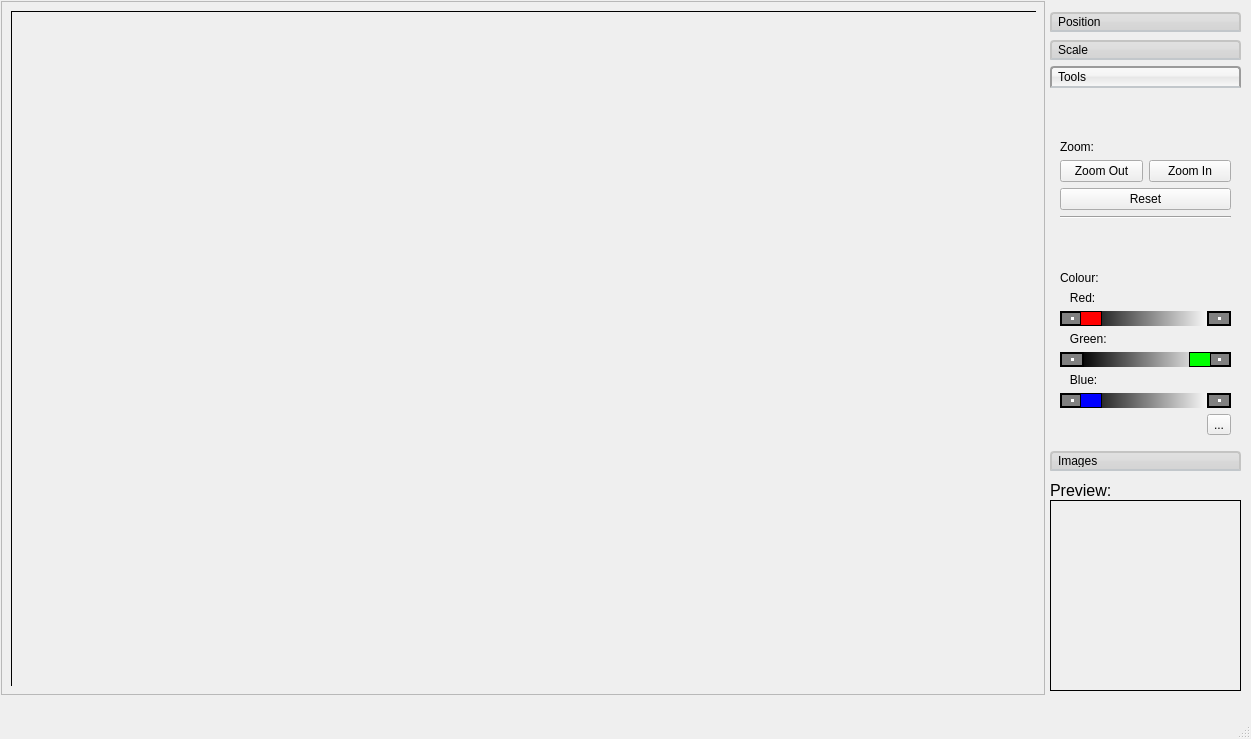
This is RTIe/RTIe_builder/marble_Detection.ui in Super-SaiyanSandwich/ECMM427 as Qt 5 draws it before an edit. The edited form follows.
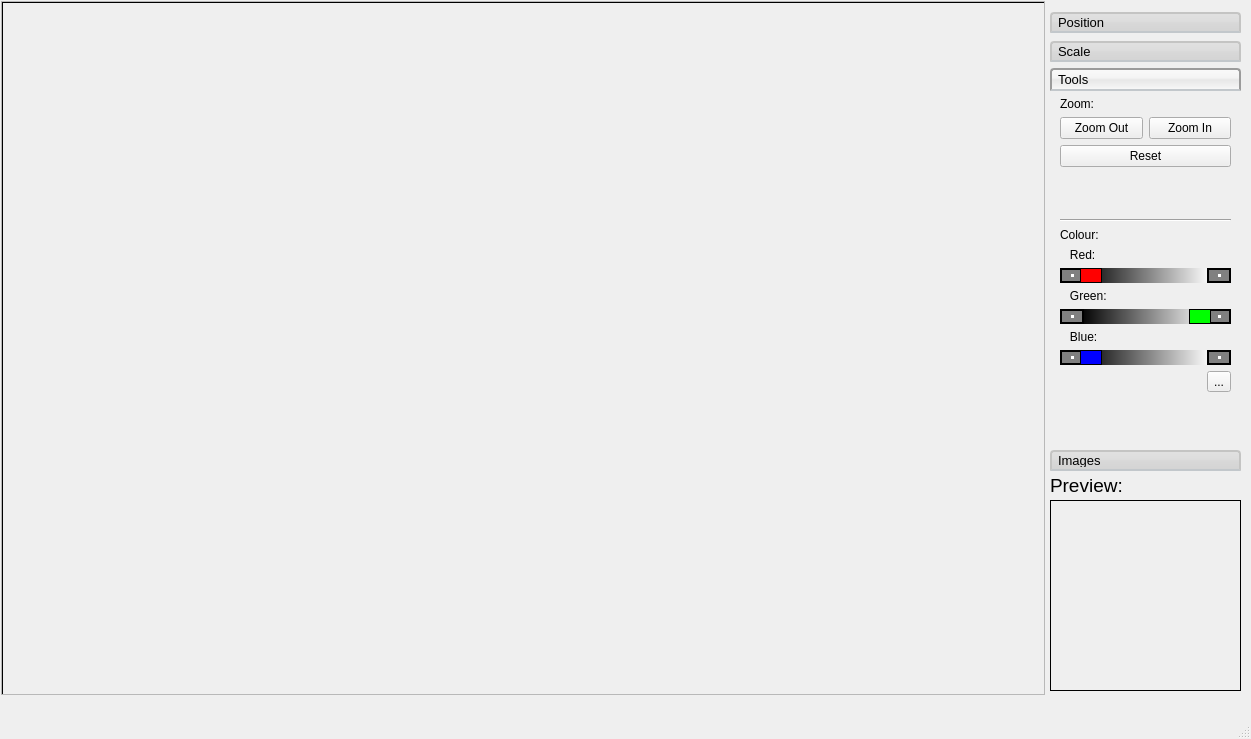
This is the edited form. The open tabs and pages were chosen to show the change.

Patch:
```diff
--- a/RTIe/RTIe_builder/marble_Detection.ui
+++ b/RTIe/RTIe_builder/marble_Detection.ui
@@ -13,6 +13,11 @@
   <property name="windowTitle">
    <string>Marble Detection</string>
   </property>
+  <property name="styleSheet">
+   <string notr="true">color: rgb(0, 0, 0);
+font: 75 10pt &quot;MS Shell Dlg 2&quot;;
+</string>
+  </property>
   <widget class="QWidget" name="centralwidget">
    <widget class="QWidget" name="verticalLayoutWidget">
     <property name="geometry">
@@ -26,6 +31,15 @@
     <layout class="QVBoxLayout" name="verticalLayout">
      <item>
       <widget class="QToolBox" name="toolBox">
+       <property name="font">
+        <font>
+         <family>MS Shell Dlg 2</family>
+         <pointsize>10</pointsize>
+         <weight>9</weight>
+         <italic>false</italic>
+         <bold>false</bold>
+        </font>
+       </property>
        <property name="styleSheet">
         <string notr="true">QToolBox::tab {
 background: qlineargradient(x1: 0, y1: 0, x2: 0, y2: 1, stop: 0 #E1E1E1, stop: 0.4 #DDDDDD, stop: 0.5 #D8D8D8, stop: 1.0 #D3D3D3);
@@ -252,7 +266,7 @@
           <x>0</x>
           <y>0</y>
           <width>189</width>
-          <height>347</height>
+          <height>339</height>
          </rect>
         </property>
         <attribute name="label">
@@ -300,6 +314,19 @@
             </property>
            </widget>
           </item>
+          <item>
+           <spacer name="verticalSpacer_4">
+            <property name="orientation">
+             <enum>Qt::Vertical</enum>
+            </property>
+            <property name="sizeHint" stdset="0">
+             <size>
+              <width>20</width>
+              <height>40</height>
+             </size>
+            </property>
+           </spacer>
+          </item>
           <item>
            <widget class="Line" name="seperator">
             <property name="orientation">
@@ -505,6 +532,19 @@
             </item>
            </layout>
           </item>
+          <item>
+           <spacer name="verticalSpacer_5">
+            <property name="orientation">
+             <enum>Qt::Vertical</enum>
+            </property>
+            <property name="sizeHint" stdset="0">
+             <size>
+              <width>20</width>
+              <height>40</height>
+             </size>
+            </property>
+           </spacer>
+          </item>
          </layout>
         </widget>
        </widget>
@@ -589,16 +629,24 @@
     <property name="geometry">
      <rect>
       <x>1050</x>
-      <y>480</y>
-      <width>61</width>
+      <y>475</y>
+      <width>81</width>
       <height>20</height>
      </rect>
     </property>
     <property name="font">
      <font>
-      <pointsize>12</pointsize>
+      <family>MS Shell Dlg 2</family>
+      <pointsize>14</pointsize>
+      <weight>9</weight>
+      <italic>false</italic>
+      <bold>false</bold>
+      <kerning>true</kerning>
      </font>
     </property>
+    <property name="styleSheet">
+     <string notr="true">font: 75 14pt &quot;MS Shell Dlg 2&quot;;</string>
+    </property>
     <property name="text">
      <string>Preview:</string>
     </property>
@@ -647,7 +695,7 @@
      <enum>QAbstractScrollArea::AdjustToContents</enum>
     </property>
     <property name="widgetResizable">
-     <bool>false</bool>
+     <bool>true</bool>
     </property>
     <property name="alignment">
      <set>Qt::AlignCenter</set>
@@ -655,10 +703,10 @@
     <widget class="QWidget" name="scrollAreaWidgetContents">
      <property name="geometry">
       <rect>
-       <x>9</x>
-       <y>9</y>
-       <width>1025</width>
-       <height>675</height>
+       <x>0</x>
+       <y>0</y>
+       <width>1042</width>
+       <height>692</height>
       </rect>
      </property>
      <widget class="QLabel" name="image_Label">
```
Left out of the diff: 46 changed lines with no effect on the pictures.
